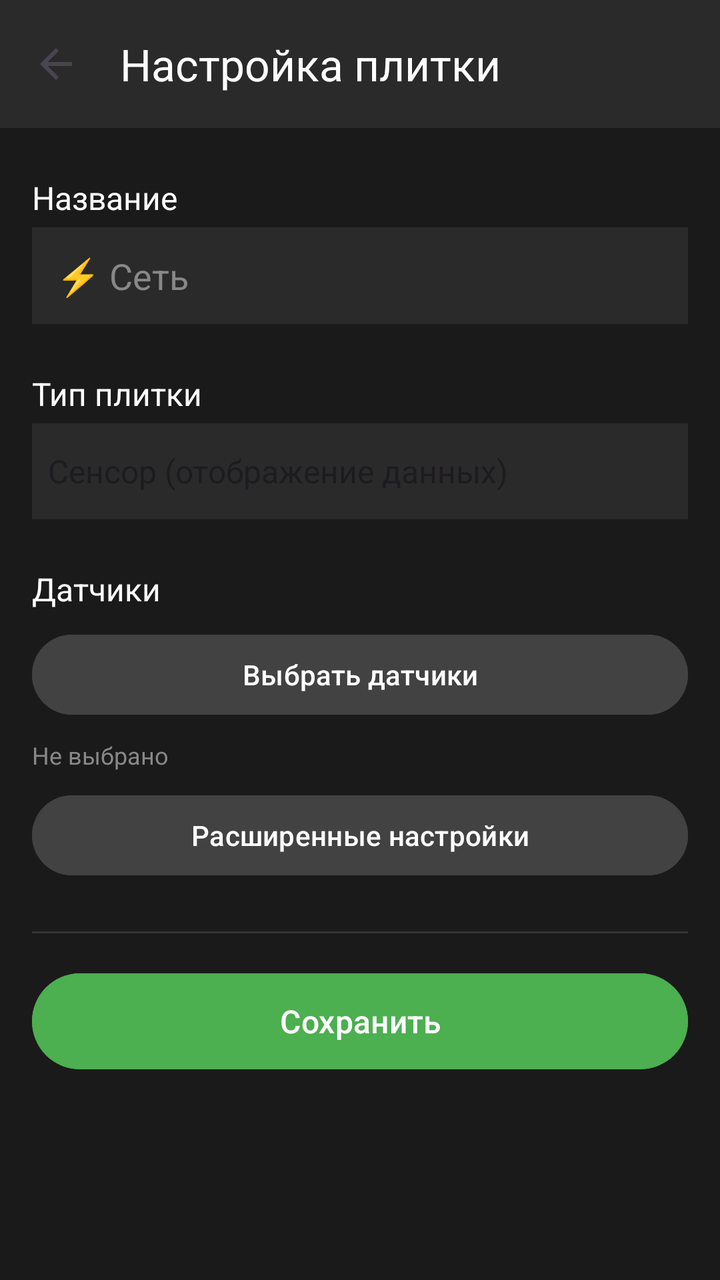
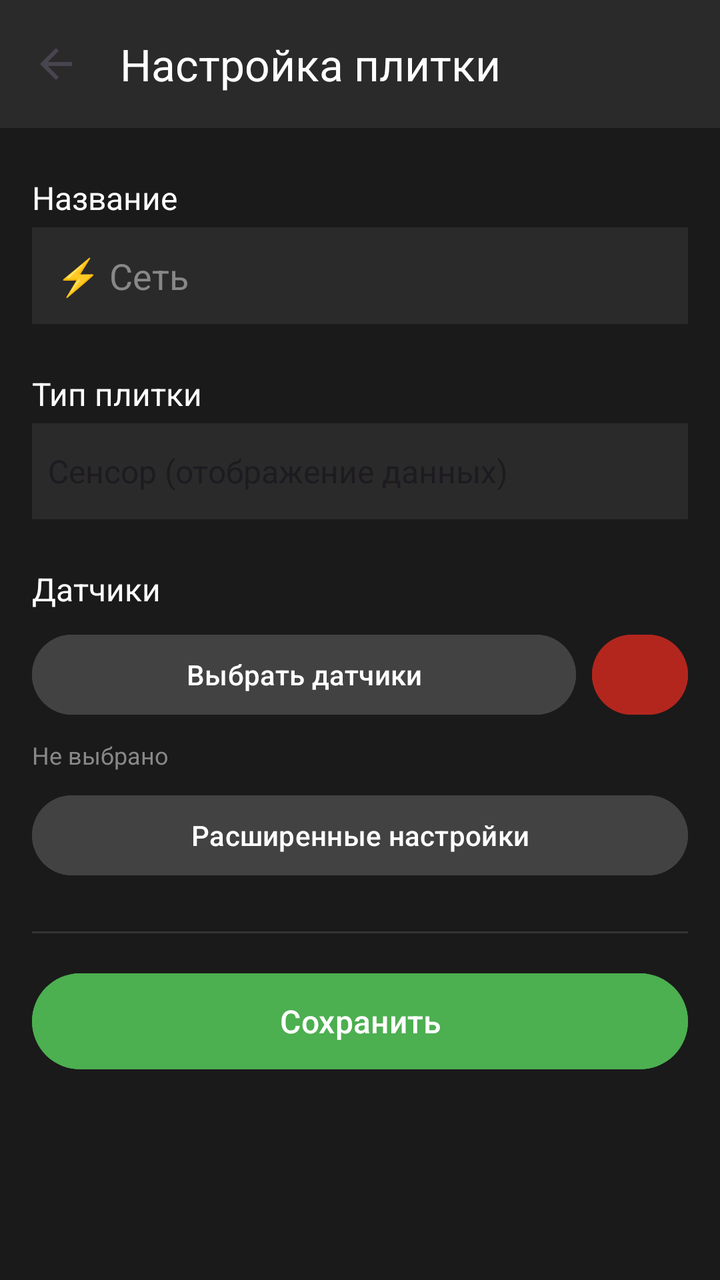

Compare the two renders of this Android layout. The source of the first and the diff that turns it into the second are given below.
<!-- AndroidManifest.xml: application theme Theme.SmartHomeDashboard -->
<!-- res/layout/activity_tile_settings.xml -->
<?xml version="1.0" encoding="utf-8"?>
<LinearLayout xmlns:android="http://schemas.android.com/apk/res/android"
    xmlns:app="http://schemas.android.com/apk/res-auto"
    android:layout_width="match_parent"
    android:layout_height="match_parent"
    android:orientation="vertical"
    android:background="#1A1A1A">

    <androidx.appcompat.widget.Toolbar
        android:id="@+id/toolbar"
        android:layout_width="match_parent"
        android:layout_height="?attr/actionBarSize"
        android:background="#2A2A2A"
        app:navigationIcon="?attr/homeAsUpIndicator"
        app:title="@string/tile_settings_title"
        app:titleTextColor="#FFFFFF" />

    <ScrollView
        android:layout_width="match_parent"
        android:layout_height="match_parent"
        android:padding="16dp">

        <LinearLayout
            android:layout_width="match_parent"
            android:layout_height="wrap_content"
            android:orientation="vertical">

            <TextView
                android:layout_width="wrap_content"
                android:layout_height="wrap_content"
                android:text="@string/tile_title_label"
                android:textColor="#FFFFFF"
                android:textSize="16sp"
                android:layout_marginTop="8dp"
                android:layout_marginBottom="4dp" />

            <EditText
                android:id="@+id/etTileTitle"
                android:layout_width="match_parent"
                android:layout_height="wrap_content"
                android:background="#2A2A2A"
                android:textColor="#FFFFFF"
                android:textColorHint="#888888"
                android:padding="12dp"
                android:hint="@string/tile_title_hint" />

            <TextView
                android:layout_width="wrap_content"
                android:layout_height="wrap_content"
                android:text="@string/tile_type_label"
                android:textColor="#FFFFFF"
                android:textSize="16sp"
                android:layout_marginTop="24dp"
                android:layout_marginBottom="4dp" />

            <Spinner
                android:id="@+id/spinnerTileType"
                android:layout_width="match_parent"
                android:layout_height="48dp"
                android:background="#2A2A2A"
                android:entries="@array/tile_types" />

            
            <TextView
                android:id="@+id/tvButtonSizeLabel"
                android:layout_width="wrap_content"
                android:layout_height="wrap_content"
                android:text="Размер кнопки (px)"
                android:textColor="#FFFFFF"
                android:textSize="16sp"
                android:layout_marginTop="24dp"
                android:layout_marginBottom="4dp"
                android:visibility="gone" />

            <EditText
                android:id="@+id/etButtonSize"
                android:layout_width="match_parent"
                android:layout_height="wrap_content"
                android:background="#2A2A2A"
                android:textColor="#FFFFFF"
                android:textColorHint="#888888"
                android:padding="12dp"
                android:hint="160"
                android:inputType="number"
                android:visibility="gone" />

            <TextView
                android:layout_width="wrap_content"
                android:layout_height="wrap_content"
                android:text="@string/sensors_label"
                android:textColor="#FFFFFF"
                android:textSize="16sp"
                android:layout_marginTop="24dp"
                android:layout_marginBottom="8dp" />

            <Button
                android:id="@+id/btnSelectSensors"
                android:layout_width="match_parent"
                android:layout_height="48dp"
                android:text="@string/select_sensors"
                android:backgroundTint="#424242" />

            <TextView
                android:id="@+id/tvSelectedSensors"
                android:layout_width="match_parent"
                android:layout_height="wrap_content"
                android:layout_marginTop="8dp"
                android:text="@string/none_selected"
                android:textColor="#888888"
                android:textSize="12sp" />

            <Button
                android:id="@+id/btnEditChildren"
                android:layout_width="match_parent"
                android:layout_height="48dp"
                android:layout_marginTop="8dp"
                android:text="Редактировать группу"
                android:backgroundTint="#FF9800"
                android:visibility="gone" />

            <Button
                android:id="@+id/btnAdvanced"
                android:layout_width="match_parent"
                android:layout_height="48dp"
                android:layout_marginTop="8dp"
                android:text="Расширенные настройки"
                android:backgroundTint="#424242" />

            <View
                android:layout_width="match_parent"
                android:layout_height="1dp"
                android:background="#333333"
                android:layout_marginTop="24dp" />

            <Button
                android:id="@+id/btnSave"
                android:layout_width="match_parent"
                android:layout_height="56dp"
                android:layout_marginTop="16dp"
                android:text="@string/save"
                android:textColor="#FFFFFF"
                android:backgroundTint="#4CAF50"
                android:textSize="16sp" />

            <Button
                android:id="@+id/btnDelete"
                android:layout_width="match_parent"
                android:layout_height="56dp"
                android:layout_marginTop="8dp"
                android:text="@string/delete"
                android:textColor="#FFFFFF"
                android:backgroundTint="#FF5555"
                android:textSize="16sp"
                android:visibility="gone" />

        </LinearLayout>
    </ScrollView>
</LinearLayout>
<!-- resources referenced by this layout -->
<resources>
  <string-array name="tile_types">
          <item>Сенсор (отображение данных)</item>
          <item>Кнопка (управление)</item>
          <item>Группа (контейнер)</item>
          <item>Батарея (SOC %)</item>
      </string-array>
  <string name="delete">Удалить</string>
  <string name="none_selected">Не выбрано</string>
  <string name="save">Сохранить</string>
  <string name="select_sensors">Выбрать датчики</string>
  <string name="sensors_label">Датчики</string>
  <string name="tile_settings_title">Настройка плитки</string>
  <string name="tile_title_hint">⚡ Сеть</string>
  <string name="tile_title_label">Название</string>
  <string name="tile_type_label">Тип плитки</string>
  <style name="Theme.SmartHomeDashboard" parent="Base.Theme.SmartHomeDashboard" />
  <style name="Base.Theme.SmartHomeDashboard" parent="Theme.Material3.DayNight.NoActionBar">
      </style>
</resources>

<!-- the commit's change to res/layout/activity_tile_settings.xml (unified diff, before → after) -->
@@ -93,12 +93,25 @@
                 android:layout_marginTop="24dp"
                 android:layout_marginBottom="8dp" />
 
-            <Button
-                android:id="@+id/btnSelectSensors"
+            <LinearLayout
                 android:layout_width="match_parent"
-                android:layout_height="48dp"
-                android:text="@string/select_sensors"
-                android:backgroundTint="#424242" />
+                android:layout_height="wrap_content"
+                android:orientation="horizontal">
+                <Button
+                    android:id="@+id/btnSelectSensors"
+                    android:layout_width="0dp"
+                    android:layout_height="48dp"
+                    android:layout_weight="1"
+                    android:text="@string/select_sensors"
+                    android:backgroundTint="#424242" />
+                <Button
+                    android:id="@+id/btnClearSensors"
+                    android:layout_width="48dp"
+                    android:layout_height="48dp"
+                    android:text="✕"
+                    android:layout_marginStart="8dp"
+                    android:backgroundTint="#B3261E" />
+            </LinearLayout>
 
             <TextView
                 android:id="@+id/tvSelectedSensors"
